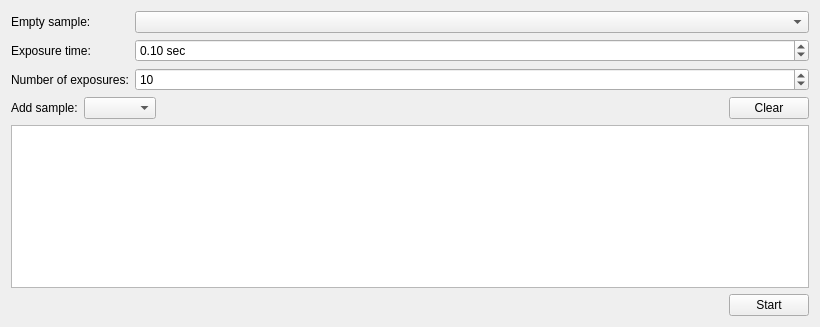
First picture: the form in cct/qtgui/measurement/transmission/transmission.ui, repository awacha/cct, before the edit.
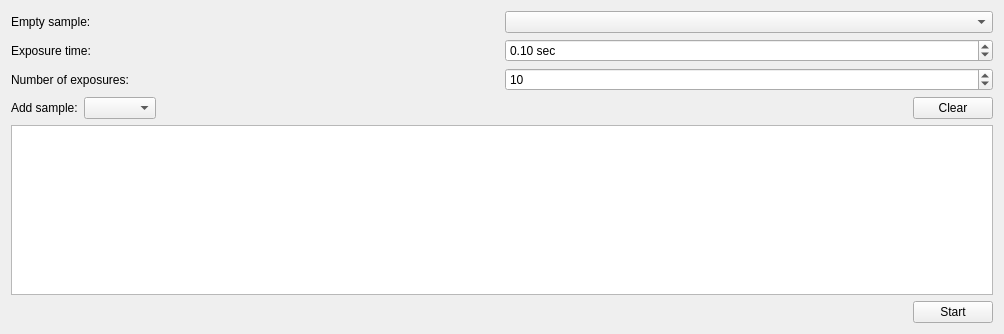
Second picture: the form after the edit. Icons and pictures are not drawn.

```diff
--- a/cct/qtgui/measurement/transmission/transmission.ui
+++ b/cct/qtgui/measurement/transmission/transmission.ui
@@ -6,8 +6,8 @@
    <rect>
     <x>0</x>
     <y>0</y>
-    <width>820</width>
-    <height>327</height>
+    <width>1004</width>
+    <height>334</height>
    </rect>
   </property>
   <property name="windowTitle">
@@ -155,9 +155,18 @@
       </item>
       <item row="4" column="0" colspan="2">
        <widget class="QTreeView" name="treeView">
+        <property name="sizePolicy">
+         <sizepolicy hsizetype="Expanding" vsizetype="Expanding">
+          <horstretch>1</horstretch>
+          <verstretch>0</verstretch>
+         </sizepolicy>
+        </property>
         <property name="horizontalScrollBarPolicy">
          <enum>Qt::ScrollBarAlwaysOff</enum>
         </property>
+        <property name="sizeAdjustPolicy">
+         <enum>QAbstractScrollArea::AdjustToContents</enum>
+        </property>
        </widget>
       </item>
      </layout>
```
